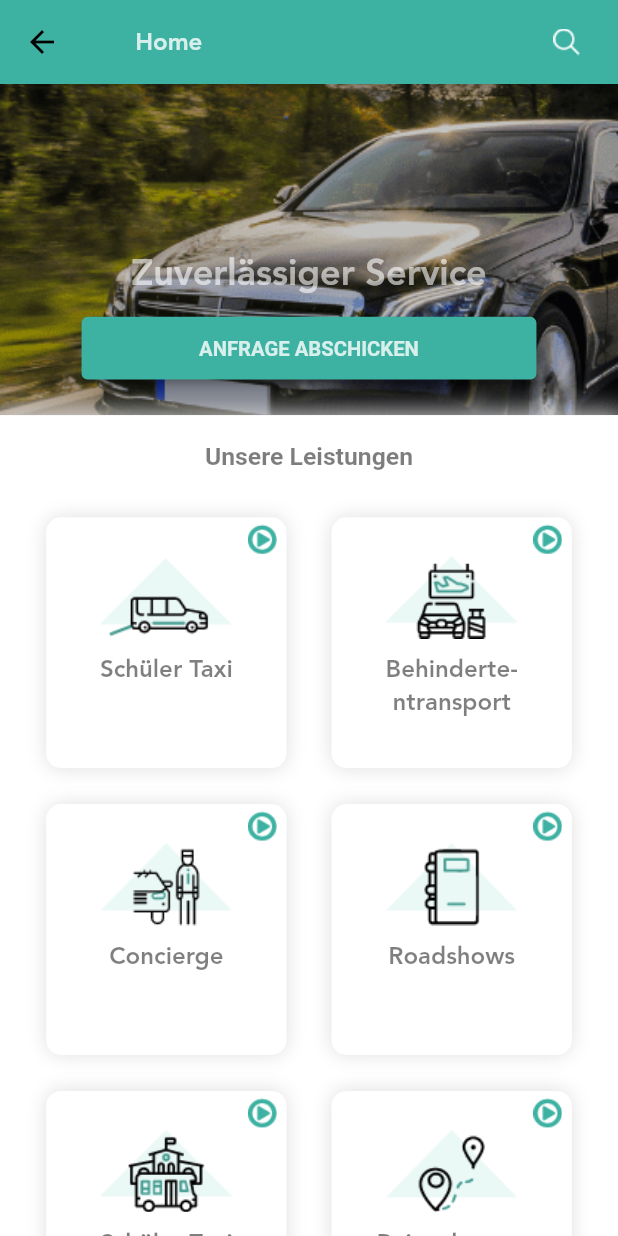
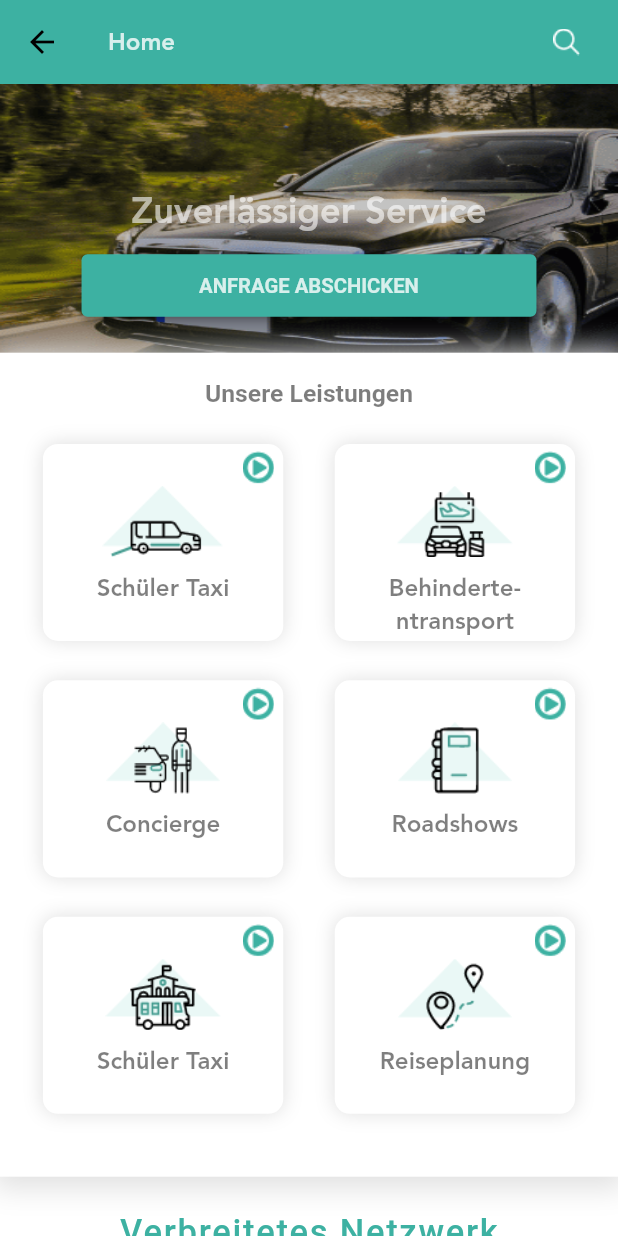
Before and after one commit to maazkhan1998/taxi4you, a Flutter app: the HomeScr screen opened directly, on a phone screen of 412 x 824 dp. Run offline on Flutter 3.47's test engine with Material 2 defaults, Android fonts, the light colour scheme and no system bars; our stand-ins replace flutter_screenutil; Roboto replaces fonts that are missing (medium).

Commit message:
small changes

```diff
--- a/lib/main.dart
+++ b/lib/main.dart
@@ -2,7 +2,10 @@ import 'package:flutter/material.dart';
 import 'package:flutter/services.dart';
 import 'package:flutter_screenutil/flutter_screenutil.dart';
 
+import 'screens/home.dart';
 import 'screens/onboarding.dart';
+import 'screens/ourfleet.dart';
+import 'screens/videos.dart';
 
 void main() {
   WidgetsFlutterBinding.ensureInitialized();
@@ -21,7 +24,7 @@ class MyApp extends StatelessWidget {
         title: 'Taxi For You',
         debugShowCheckedModeBanner: false,
         theme: ThemeData(primaryColor: Color(0xFF3DB1A2)),
-        home: OnBoardingScr(),
+        home: OurFleetScr(),
       ),
     );
   }
--- a/lib/screens/home.dart
+++ b/lib/screens/home.dart
@@ -11,7 +11,7 @@ class _HomeScrState extends State<HomeScr> {
   serviceCard(String image, String service) {
     return Container(
       padding: EdgeInsets.symmetric(horizontal:5),
-      height: ScreenUtil().setHeight(140.0),
+      height: ScreenUtil().setHeight(110),
       width: ScreenUtil().setWidth(140.0),
       decoration: BoxDecoration(color: Colors.white, boxShadow: [
         BoxShadow(color: Colors.grey.shade300, blurRadius: 10.0)
@@ -26,14 +26,14 @@ class _HomeScrState extends State<HomeScr> {
             child: Container(
               margin: EdgeInsets.only(top: 4.0),
               child: Image.asset(
-                'assets/play.png',height: 22.0,width: 22.0,
+                'assets/play.png',height: ScreenUtil().setHeight(20),width: ScreenUtil().setWidth(20),
               ),
             ),
           ),
           Image.asset(
             image,
-            height: 55.0,
-            width: 89.0,
+            height: ScreenUtil().setHeight(40),
+            width: ScreenUtil().setWidth(89),
           ),
           SizedBox(height: ScreenUtil().setHeight(8.0)),
           Text(
@@ -82,15 +82,15 @@ class _HomeScrState extends State<HomeScr> {
               Stack(
                 children: [
                   Container(
-                      height: ScreenUtil().setHeight(185.0),
+                      height: ScreenUtil().setHeight(150),
                       width: double.infinity,
                       child: Image.asset(
                                 'assets/carimg.png',
-                                fit: BoxFit.cover,
+                                fit: BoxFit.fill,
                               ),
                   ),
                   Container(
-                    height: ScreenUtil().setHeight(185.0),
+                    height: ScreenUtil().setHeight(150),
                     width: double.infinity,
                     child: Column(
                       mainAxisAlignment: MainAxisAlignment.end,
@@ -129,7 +129,7 @@ class _HomeScrState extends State<HomeScr> {
                 ],
               ),
               Container(
-                height: ScreenUtil().setHeight(580.0),
+                height: ScreenUtil().setHeight(460),
                 width: double.infinity,
                 decoration: BoxDecoration(color: Colors.white,
                 boxShadow: [
@@ -144,7 +144,7 @@ class _HomeScrState extends State<HomeScr> {
                 child: Column(
                   children: [
                     SizedBox(
-                      height: ScreenUtil().setHeight(15.0),
+                      height: ScreenUtil().setHeight(15),
                     ),
                     Text('Unsere Leistungen',
                         style: TextStyle(
@@ -153,10 +153,10 @@ class _HomeScrState extends State<HomeScr> {
                             fontWeight: FontWeight.bold,
                             color: Colors.black.withOpacity(0.51))),
                     SizedBox(
-                      height: ScreenUtil().setHeight(26.0),
+                      height: ScreenUtil().setHeight(20),
                     ),
                     Wrap(
-                      alignment: WrapAlignment.center,spacing: 30.0,runSpacing: 24.0,
+                      alignment: WrapAlignment.center,spacing: ScreenUtil().setWidth(30),runSpacing: ScreenUtil().setHeight(22),
                       children: [
                         serviceCard('assets/page-1 (1).png', 'Schüler Taxi'),
                         serviceCard(
@@ -176,8 +176,8 @@ class _HomeScrState extends State<HomeScr> {
               Text('Verbreitetes Netzwerk',
                   style: TextStyle(
                       fontFamily: 'medium',
-                      fontSize: 21.5,letterSpacing: 1.15,
-                      fontWeight: FontWeight.bold,
+                      fontSize: 23,letterSpacing: 1.15,
+                      fontWeight: FontWeight.w500,
                       color: Color(0xFF3DB1A2))),
               SizedBox(
                 height: ScreenUtil().setHeight(3.0),
@@ -199,9 +199,9 @@ class _HomeScrState extends State<HomeScr> {
                     style: TextStyle(
                         fontFamily: 'medium',
                         fontSize: 13.5,
-                        fontWeight: FontWeight.bold,
+                        fontWeight: FontWeight.w600,
                         height: 1.5,
-                        color: Colors.black54)),
+                        color: Colors.black87)),
               ),
             ],
           ),
--- a/lib/screens/ourfleet.dart
+++ b/lib/screens/ourfleet.dart
@@ -51,7 +51,7 @@ class _OurFleetScrState extends State<OurFleetScr> {
               shrinkWrap: true,
               physics: ClampingScrollPhysics(),
             separatorBuilder: (BuildContext context, int index) =>
-                SizedBox(height: ScreenUtil().setHeight(3.0)),
+                SizedBox(height: ScreenUtil().setHeight(5)),
             itemBuilder: (BuildContext context, int index) {
               return FleetCard(carName: 'Mercedes S-Klasse',image: 'assets/blackcar.png',capacity: '3 Passagiere',luggage: '2 Passagiere Inklusive Wasser (33 cl) Zuschlag 20.-*');
             },
--- a/lib/widgets/videoCard.dart
+++ b/lib/widgets/videoCard.dart
@@ -43,7 +43,7 @@ class _VideoCardState extends State<VideoCard> {
                       child: Container(
                         padding: const EdgeInsets.only(left: 12.0,right: 8.0,bottom: 3.0),
                         child: Row(
-                          crossAxisAlignment: CrossAxisAlignment.end,
+                          crossAxisAlignment: CrossAxisAlignment.center,
                           mainAxisAlignment: MainAxisAlignment.spaceBetween,
                           children: [
                             Text(
```
Also changed, not shown: lib/screens/videos.dart (+7 -2 lines), lib/widgets/fleetCard.dart (+10 -10 lines), assets/NoPath - Kopya (16).png (added), assets/NoPath - Kopya (17).png (added).
